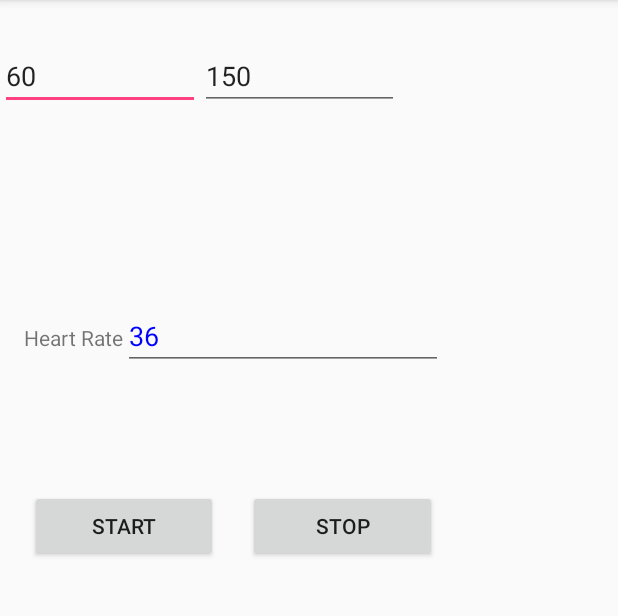
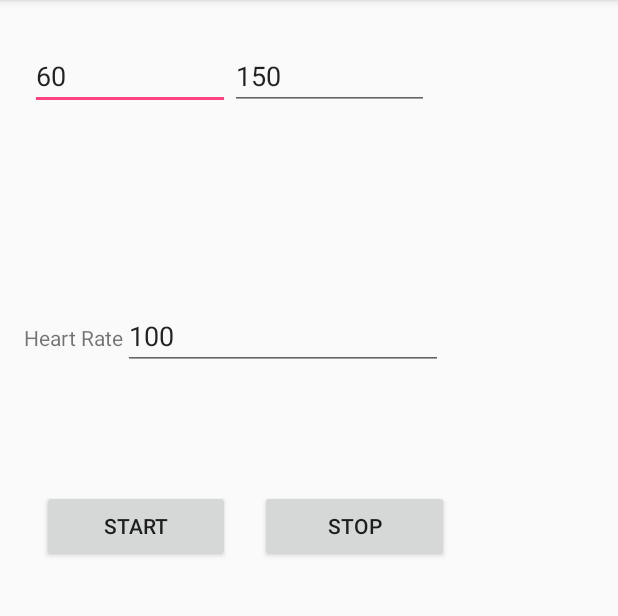
Before and after one commit to jwjibilian/Runification, an Android app: the screen it shows after launch (MainActivity), after a tap on "START", on a phone screen of 412 x 824 dp, the part 84-700 px from its top. Run offline under Robolectric (Android 15) with nearby library versions, the phone set to English and light mode, and no system bars; libraries missing offline, so code that uses them is left out: org.puredata.android, org.puredata.core; 5 statements that could not run were skipped.

Commit message:
Add sonification for over hr. Add a text change listener for the HR instead of a random generator.

```diff
--- a/SoundTest/Runification/app/src/main/java/com/sebnor/runification/MainActivity.java
+++ b/SoundTest/Runification/app/src/main/java/com/sebnor/runification/MainActivity.java
@@ -9,6 +9,9 @@ import android.os.Bundle;
 import java.io.File;
 import java.io.IOException;
 import java.util.Random;
+
+import android.text.Editable;
+import android.text.TextWatcher;
 import android.util.Log;
 import android.view.View;
 import android.widget.EditText;
@@ -21,15 +24,20 @@ import org.puredata.core.utils.IoUtils;
 public class MainActivity extends AppCompatActivity {
     Random rand;
     private static final String TAG = "Sebnor";
-//    MediaPlayer mediaPlayer;
+    MediaPlayer mediaPlayer;
 
     private EditText hr;
     private EditText minHr;
     private EditText maxHr;
 
+    private int prevHr;
+
     private Handler timer;
     private Runnable runnable;
 
+    /**********************
+     * Initialize Pure Data
+     ***********************/
     private void initPD() throws IOException {
         int sampleRate = AudioParameters.suggestSampleRate();
         PdAudio.initAudio(sampleRate, 0, 2, 8, true);
@@ -37,9 +45,46 @@ public class MainActivity extends AppCompatActivity {
 
     private void loadPdPatch() throws IOException {
         File dir = getFilesDir();
-        IoUtils.extractZipResource(getResources().openRawResource(R.raw.test_1), dir, true);
-        File pdPatch = new File(dir, "test_1.pd");
+        IoUtils.extractZipResource(getResources().openRawResource(R.raw.pd_sonification), dir, true);
+        File pdPatch = new File(dir, "over_hr.pd");
         PdBase.openPatch(pdPatch.getAbsolutePath());
+    }
+
+    private void processHr(int newHr){
+
+        int minHrVal = Integer.parseInt(minHr.getText().toString());
+        int maxHrVal = Integer.parseInt(maxHr.getText().toString());
+
+        PdBase.sendFloat("emitAlert", 0.0f);
+
+        if (newHr < minHrVal){
+            hr.setTextColor(Color.BLUE);
+        }
+        else if (newHr > maxHrVal){
+            hr.setTextColor(Color.RED);
+            float level = 0.0f;
+
+            if ((newHr - maxHrVal) < 10){
+                level = 1.0f;
+            }
+            else if ((newHr - maxHrVal) < 20){
+                level = 2.0f;
+            }
+            else if ((newHr - maxHrVal) < 30){
+                level = 3.0f;
+            }
+            else if ((newHr - maxHrVal) < 40){
+                level = 4.0f;
+            }
+            else if ((newHr - maxHrVal) < 50){
+                level = 5.0f;
+            }
+            PdBase.sendFloat("alertLevel", level);
+            PdBase.sendFloat("emitAlert", 1.0f);
+        }
+        else {
+            hr.setTextColor(Color.BLACK);
+        }
     }
 
     @Override
@@ -47,14 +92,33 @@ public class MainActivity extends AppCompatActivity {
         super.onCreate(savedInstanceState);
         setContentView(R.layout.activity_main);
 
-        rand = new Random();
-//        mediaPlayer = MediaPlayer.create(getApplicationContext(), R.raw.heartbeat);
+        mediaPlayer = MediaPlayer.create(getApplicationContext(), R.raw.heartbeat);
+
+        // Set initial state of Heart rates values
         hr = (EditText)findViewById(R.id.hr);
         minHr = (EditText)findViewById(R.id.minEdit);
         maxHr = (EditText)findViewById(R.id.maxEdit);
 
+        prevHr = 100;
+        hr.setText(String.valueOf(prevHr));
         minHr.setText(String.valueOf(60));
         maxHr.setText(String.valueOf(150));
+
+        // Set a text listener for heart rate values
+        hr.addTextChangedListener(new TextWatcher() {
+            public void beforeTextChanged(CharSequence s, int start, int count, int after) {}
+            public void onTextChanged(CharSequence s, int start, int before, int count) {}
+            public void afterTextChanged(Editable hr) {
+                int newHr;
+
+                try { newHr = Integer.parseInt(hr.toString());}
+                catch (NumberFormatException e){ newHr = prevHr;}
+
+                prevHr = newHr;
+                processHr(newHr);
+            }
+        });
+
 
         // Init Pure Data
         try{
@@ -65,40 +129,21 @@ public class MainActivity extends AppCompatActivity {
         }
 
         // Init timer
-        timer = new Handler();
+//        timer = new Handler();
 
-        runnable = new Runnable() {
-            @Override
-            public void run() {
-                int newHR = rand.nextInt(180) + 20; // 20 - 200
-                Log.i(TAG, "HR = " + newHR);
-                hr.setText(String.valueOf(newHR));
-
-                int minHrVal = Integer.parseInt(minHr.getText().toString());
-                int maxHrVal = Integer.parseInt(maxHr.getText().toString());
-
-                if (newHR < minHrVal){
-                    hr.setTextColor(Color.BLUE);
-                    PdBase.sendFloat("onOff", 1.0f);
-                }
-                else if (newHR > maxHrVal){
-                    hr.setTextColor(Color.RED);
-                    PdBase.sendFloat("onOff", 1.0f);
-                }
-                else {
-                    hr.setTextColor(Color.BLACK);
-                    PdBase.sendFloat("onOff", 0.0f);
-                }
-
-                timer.postDelayed(this, 1000);
-            }
-        };
+//        runnable = new Runnable() {
+//            @Override
+//            public void run() {
+//
+//                timer.postDelayed(this, 1000);
+//            }
+//        };
     }
 
     @Override
     public void onResume(){
         super.onResume();
-        PdAudio.startAudio(this);
+//        PdAudio.startAudio(this);
     }
 
     @Override
@@ -108,11 +153,13 @@ public class MainActivity extends AppCompatActivity {
     }
 
     public void onStartClick(View view){
-        timer.postDelayed(runnable, 1000);
+//        timer.postDelayed(runnable, 1000);
+        PdAudio.startAudio(this);
     }
 
     public void onStopClick(View view){
-        timer.removeCallbacks(runnable);
+//        timer.removeCallbacks(runnable);
+        PdAudio.stopAudio();
     }
 
 }
--- a/SoundTest/Runification/app/src/main/res/layout/activity_main.xml
+++ b/SoundTest/Runification/app/src/main/res/layout/activity_main.xml
@@ -12,10 +12,11 @@
         android:layout_width="266dp"
         android:layout_height="148dp"
         android:orientation="horizontal"
-        tools:layout_editor_absoluteX="41dp"
         android:id="@+id/linearLayout2"
         app:layout_constraintTop_toTopOf="parent"
-        android:layout_marginTop="28dp">
+        android:layout_marginTop="28dp"
+        android:layout_marginLeft="20dp"
+        app:layout_constraintLeft_toLeftOf="parent">
 
         <EditText
             android:id="@+id/minEdit"
@@ -43,9 +44,10 @@
         android:layout_marginTop="42dp"
         android:orientation="horizontal"
         android:padding="10dp"
+        android:layout_marginLeft="8dp"
         app:layout_constraintTop_toBottomOf="@+id/hrLay"
-        tools:layout_editor_absoluteX="33dp"
-        android:id="@+id/linearLayout">
+        android:id="@+id/linearLayout"
+        app:layout_constraintLeft_toLeftOf="parent">
 
         <Button
             android:id="@+id/startBtn"
```
Also changed, not shown: 1 other file.
